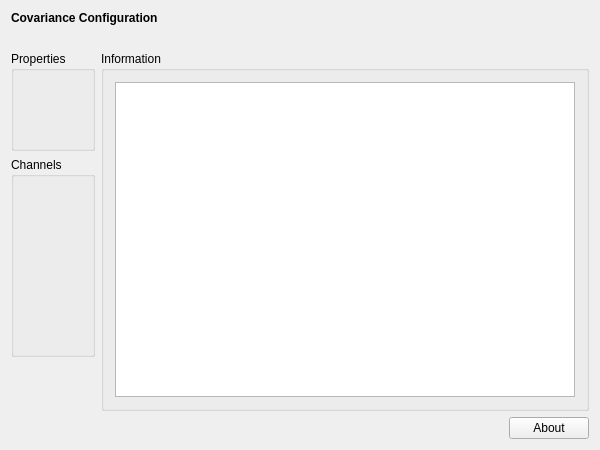
Qt form applications/mne_x/plugins/covariance/FormFiles/covariancesetup.ui (mne-tools/mne-cpp) before a commit.
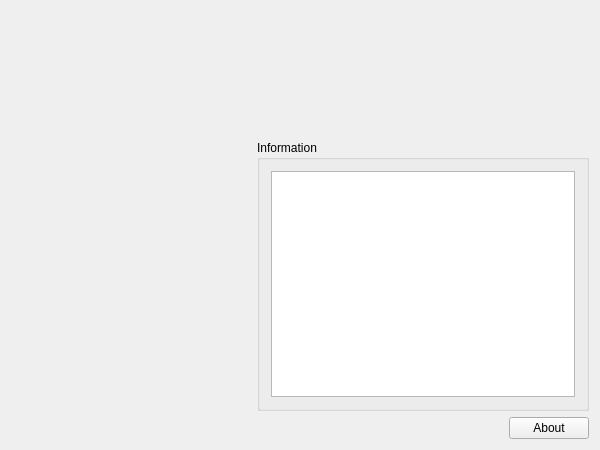
The same form after that commit. Icons and pictures are not drawn.

Commit message: covariance estimation

```diff
--- a/applications/mne_x/plugins/covariance/FormFiles/covariancesetup.ui
+++ b/applications/mne_x/plugins/covariance/FormFiles/covariancesetup.ui
@@ -14,19 +14,6 @@
    <string>CovrianceSetupWidget</string>
   </property>
   <layout class="QVBoxLayout" name="verticalLayout">
-   <item>
-    <widget class="QLabel" name="m_qLabel_Headline">
-     <property name="font">
-      <font>
-       <weight>75</weight>
-       <bold>true</bold>
-      </font>
-     </property>
-     <property name="text">
-      <string>Covariance Configuration</string>
-     </property>
-    </widget>
-   </item>
    <item>
     <spacer name="m_qVerticalSpacer_Headline">
      <property name="orientation">
@@ -45,49 +32,6 @@
    </item>
    <item>
     <layout class="QGridLayout" name="m_qGridLayout_main">
-     <item row="0" column="0">
-      <widget class="QGroupBox" name="m_qGroupBox_Properties">
-       <property name="sizePolicy">
-        <sizepolicy hsizetype="Minimum" vsizetype="Preferred">
-         <horstretch>0</horstretch>
-         <verstretch>0</verstretch>
-        </sizepolicy>
-       </property>
-       <property name="minimumSize">
-        <size>
-         <width>0</width>
-         <height>100</height>
-        </size>
-       </property>
-       <property name="title">
-        <string>Properties</string>
-       </property>
-       <property name="flat">
-        <bool>false</bool>
-       </property>
-       <layout class="QGridLayout" name="m_qGridLayout_Properties"/>
-      </widget>
-     </item>
-     <item row="1" column="0">
-      <widget class="QGroupBox" name="m_qGroupBox_Channels">
-       <property name="sizePolicy">
-        <sizepolicy hsizetype="Preferred" vsizetype="Minimum">
-         <horstretch>0</horstretch>
-         <verstretch>0</verstretch>
-        </sizepolicy>
-       </property>
-       <property name="minimumSize">
-        <size>
-         <width>0</width>
-         <height>200</height>
-        </size>
-       </property>
-       <property name="title">
-        <string>Channels</string>
-       </property>
-       <layout class="QGridLayout" name="m_qGridLayout_Channels"/>
-      </widget>
-     </item>
      <item row="3" column="1">
       <spacer name="m_qHorizontalSpacer_About">
        <property name="orientation">
@@ -101,26 +45,64 @@
        </property>
       </spacer>
      </item>
-     <item row="0" column="1" rowspan="3" colspan="2">
+     <item row="3" column="2">
+      <widget class="QPushButton" name="m_qPushButton_About">
+       <property name="text">
+        <string>About</string>
+       </property>
+      </widget>
+     </item>
+     <item row="1" column="1" rowspan="2" colspan="2">
       <widget class="QGroupBox" name="m_qGroupBox_Information">
        <property name="title">
         <string>Information</string>
        </property>
        <layout class="QGridLayout" name="m_qGridLayout_Information">
-        <item row="0" column="0">
+        <item row="0" column="1">
          <widget class="QTextBrowser" name="m_qTextBrowser_Information"/>
         </item>
        </layout>
       </widget>
      </item>
-     <item row="3" column="2">
-      <widget class="QPushButton" name="m_qPushButton_About">
+     <item row="0" column="1" colspan="2">
+      <widget class="QLabel" name="m_qLabelCovarianceImage">
+       <property name="minimumSize">
+        <size>
+         <width>0</width>
+         <height>103</height>
+        </size>
+       </property>
+       <property name="maximumSize">
+        <size>
+         <width>16777215</width>
+         <height>103</height>
+        </size>
+       </property>
        <property name="text">
-        <string>About</string>
+        <string/>
+       </property>
+       <property name="pixmap">
+        <pixmap resource="../covariance.qrc">:/images/covariance_logo.png</pixmap>
+       </property>
+       <property name="alignment">
+        <set>Qt::AlignRight|Qt::AlignTrailing|Qt::AlignVCenter</set>
        </property>
       </widget>
      </item>
-     <item row="2" column="0">
+     <item row="0" column="0">
+      <spacer name="m_qHorizontalSpacer_Header">
+       <property name="orientation">
+        <enum>Qt::Horizontal</enum>
+       </property>
+       <property name="sizeHint" stdset="0">
+        <size>
+         <width>40</width>
+         <height>20</height>
+        </size>
+       </property>
+      </spacer>
+     </item>
+     <item row="1" column="0" rowspan="2">
       <spacer name="m_qVerticalSpacer_LeftRow">
        <property name="orientation">
         <enum>Qt::Vertical</enum>
```
Left out of the diff: 4 changed lines with no effect on the pictures. The commit also changes 15 other files.
